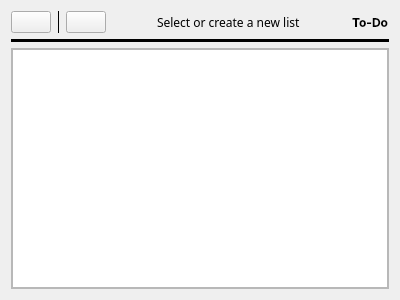
This is src/apps/todo.ui in Quill-OS/quill as Qt 5 draws it before an edit. The edited form follows.
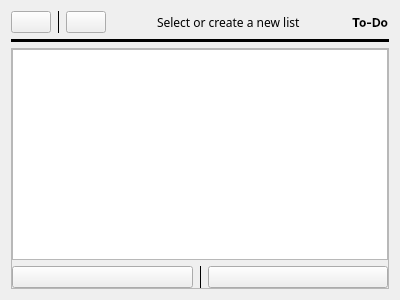
This is the edited form.

Commit message: To-Do app: Progress

```diff
--- a/src/apps/todo.ui
+++ b/src/apps/todo.ui
@@ -159,6 +159,40 @@
              <item>
               <widget class="QListWidget" name="listWidget"/>
              </item>
+             <item>
+              <layout class="QHBoxLayout" name="horizontalLayout">
+               <property name="topMargin">
+                <number>0</number>
+               </property>
+               <property name="rightMargin">
+                <number>0</number>
+               </property>
+               <item>
+                <widget class="QPushButton" name="deleteBtn">
+                 <property name="text">
+                  <string/>
+                 </property>
+                </widget>
+               </item>
+               <item>
+                <widget class="Line" name="line_3">
+                 <property name="frameShadow">
+                  <enum>QFrame::Plain</enum>
+                 </property>
+                 <property name="orientation">
+                  <enum>Qt::Vertical</enum>
+                 </property>
+                </widget>
+               </item>
+               <item>
+                <widget class="QPushButton" name="setupBtn">
+                 <property name="text">
+                  <string/>
+                 </property>
+                </widget>
+               </item>
+              </layout>
+             </item>
             </layout>
            </widget>
           </widget>
```
Left out of the diff: 23 changed lines with no effect on the pictures. The commit also changes 2 other files.
